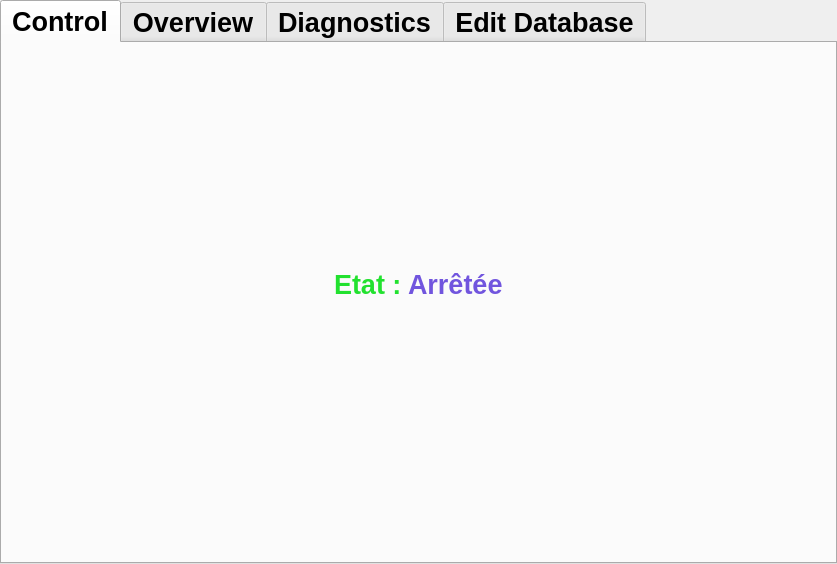
Qt form mainwindow.ui (Mekacher-Anis/Coil-Rolling-Machine-Raspberri-Pi-automation) before a commit.
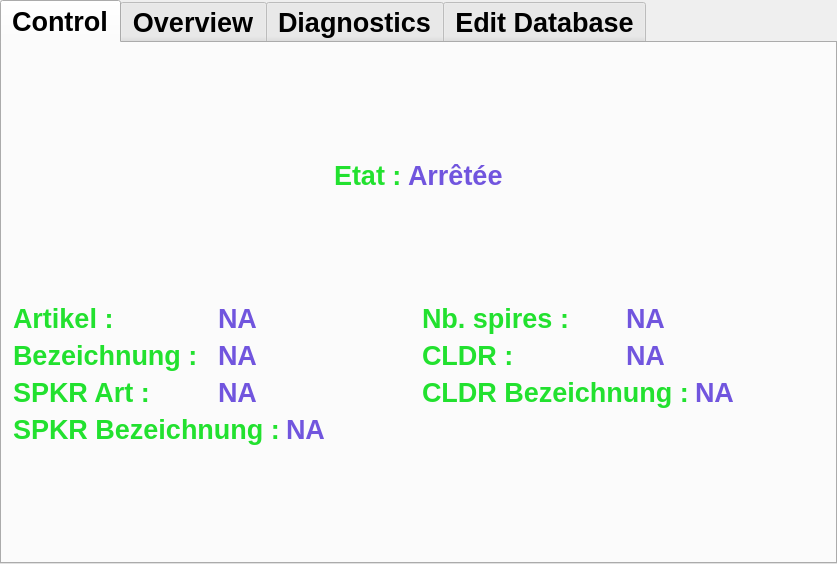
The same form after that commit.

Diff of the .ui file:
```diff
--- a/mainwindow.ui
+++ b/mainwindow.ui
@@ -59,18 +59,208 @@
         <string>Control</string>
        </attribute>
        <layout class="QGridLayout" name="gridLayout_5">
-        <item row="0" column="0">
-         <spacer name="verticalSpacer">
-          <property name="orientation">
-           <enum>Qt::Vertical</enum>
-          </property>
-          <property name="sizeHint" stdset="0">
-           <size>
-            <width>20</width>
-            <height>40</height>
-           </size>
-          </property>
-         </spacer>
+        <item row="4" column="0">
+         <layout class="QHBoxLayout" name="horizontalLayout_6">
+          <item>
+           <widget class="QLabel" name="label_10">
+            <property name="styleSheet">
+             <string notr="true">color : rgb(34, 225, 47);
+font-size : 27px;
+font-weight: bold;
+</string>
+            </property>
+            <property name="text">
+             <string>Bezeichnung :</string>
+            </property>
+           </widget>
+          </item>
+          <item>
+           <widget class="QLabel" name="articleInfo2">
+            <property name="styleSheet">
+             <string notr="true">color : rgb(113, 85, 222);
+font-size : 27px;
+font-weight: bold;</string>
+            </property>
+            <property name="text">
+             <string>NA</string>
+            </property>
+           </widget>
+          </item>
+         </layout>
+        </item>
+        <item row="4" column="1">
+         <layout class="QHBoxLayout" name="horizontalLayout_3">
+          <item>
+           <widget class="QLabel" name="label_15">
+            <property name="styleSheet">
+             <string notr="true">color : rgb(34, 225, 47);
+font-size : 27px;
+font-weight: bold;
+</string>
+            </property>
+            <property name="text">
+             <string>CLDR :</string>
+            </property>
+           </widget>
+          </item>
+          <item>
+           <widget class="QLabel" name="articleInfo6">
+            <property name="styleSheet">
+             <string notr="true">color : rgb(113, 85, 222);
+font-size : 27px;
+font-weight: bold;</string>
+            </property>
+            <property name="text">
+             <string>NA</string>
+            </property>
+           </widget>
+          </item>
+         </layout>
+        </item>
+        <item row="6" column="0">
+         <layout class="QHBoxLayout" name="horizontalLayout_8">
+          <item>
+           <widget class="QLabel" name="label_14">
+            <property name="styleSheet">
+             <string notr="true">color : rgb(34, 225, 47);
+font-size : 27px;
+font-weight: bold;
+</string>
+            </property>
+            <property name="text">
+             <string>SPKR Bezeichnung :</string>
+            </property>
+           </widget>
+          </item>
+          <item>
+           <widget class="QLabel" name="articleInfo4">
+            <property name="styleSheet">
+             <string notr="true">color : rgb(113, 85, 222);
+font-size : 27px;
+font-weight: bold;</string>
+            </property>
+            <property name="text">
+             <string>NA</string>
+            </property>
+           </widget>
+          </item>
+         </layout>
+        </item>
+        <item row="5" column="0">
+         <layout class="QHBoxLayout" name="horizontalLayout_7">
+          <item>
+           <widget class="QLabel" name="label_13">
+            <property name="styleSheet">
+             <string notr="true">color : rgb(34, 225, 47);
+font-size : 27px;
+font-weight: bold;
+</string>
+            </property>
+            <property name="text">
+             <string>SPKR Art :</string>
+            </property>
+           </widget>
+          </item>
+          <item>
+           <widget class="QLabel" name="articleInfo3">
+            <property name="styleSheet">
+             <string notr="true">color : rgb(113, 85, 222);
+font-size : 27px;
+font-weight: bold;</string>
+            </property>
+            <property name="text">
+             <string>NA</string>
+            </property>
+           </widget>
+          </item>
+         </layout>
+        </item>
+        <item row="3" column="1">
+         <layout class="QHBoxLayout" name="horizontalLayout_2">
+          <item>
+           <widget class="QLabel" name="label_17">
+            <property name="styleSheet">
+             <string notr="true">color : rgb(34, 225, 47);
+font-size : 27px;
+font-weight: bold;
+</string>
+            </property>
+            <property name="text">
+             <string>Nb. spires :</string>
+            </property>
+           </widget>
+          </item>
+          <item>
+           <widget class="QLabel" name="articleInfo5">
+            <property name="styleSheet">
+             <string notr="true">color : rgb(113, 85, 222);
+font-size : 27px;
+font-weight: bold;</string>
+            </property>
+            <property name="text">
+             <string>NA</string>
+            </property>
+           </widget>
+          </item>
+         </layout>
+        </item>
+        <item row="3" column="0">
+         <layout class="QHBoxLayout" name="horizontalLayout_5">
+          <item>
+           <widget class="QLabel" name="label_8">
+            <property name="styleSheet">
+             <string notr="true">color : rgb(34, 225, 47);
+font-size : 27px;
+font-weight: bold;
+</string>
+            </property>
+            <property name="text">
+             <string>Artikel :</string>
+            </property>
+           </widget>
+          </item>
+          <item>
+           <widget class="QLabel" name="articleInfo1">
+            <property name="styleSheet">
+             <string notr="true">color : rgb(113, 85, 222);
+font-size : 27px;
+font-weight: bold;</string>
+            </property>
+            <property name="text">
+             <string>NA</string>
+            </property>
+           </widget>
+          </item>
+         </layout>
+        </item>
+        <item row="5" column="1">
+         <layout class="QHBoxLayout" name="horizontalLayout_4">
+          <item>
+           <widget class="QLabel" name="label_16">
+            <property name="styleSheet">
+             <string notr="true">color : rgb(34, 225, 47);
+font-size : 27px;
+font-weight: bold;
+</string>
+            </property>
+            <property name="text">
+             <string>CLDR Bezeichnung :</string>
+            </property>
+           </widget>
+          </item>
+          <item>
+           <widget class="QLabel" name="articleInfo7">
+            <property name="styleSheet">
+             <string notr="true">color : rgb(113, 85, 222);
+font-size : 27px;
+font-weight: bold;</string>
+            </property>
+            <property name="text">
+             <string>NA</string>
+            </property>
+           </widget>
+          </item>
+         </layout>
         </item>
         <item row="1" column="0" colspan="2">
          <layout class="QHBoxLayout" name="horizontalLayout">
@@ -141,44 +331,20 @@
           </item>
          </layout>
         </item>
-        <item row="2" column="0" colspan="2">
-         <layout class="QHBoxLayout" name="horizontalLayout_3">
-          <item>
-           <spacer name="horizontalSpacer_6">
-            <property name="orientation">
-             <enum>Qt::Horizontal</enum>
-            </property>
-            <property name="sizeHint" stdset="0">
-             <size>
-              <width>40</width>
-              <height>20</height>
-             </size>
-            </property>
-           </spacer>
-          </item>
-          <item>
-           <widget class="QLabel" name="nbPie2">
-            <property name="text">
-             <string/>
-            </property>
-           </widget>
-          </item>
-          <item>
-           <spacer name="horizontalSpacer_7">
-            <property name="orientation">
-             <enum>Qt::Horizontal</enum>
-            </property>
-            <property name="sizeHint" stdset="0">
-             <size>
-              <width>40</width>
-              <height>20</height>
-             </size>
-            </property>
-           </spacer>
-          </item>
-         </layout>
+        <item row="2" column="0">
+         <spacer name="verticalSpacer">
+          <property name="orientation">
+           <enum>Qt::Vertical</enum>
+          </property>
+          <property name="sizeHint" stdset="0">
+           <size>
+            <width>20</width>
+            <height>40</height>
+           </size>
+          </property>
+         </spacer>
         </item>
-        <item row="3" column="1">
+        <item row="7" column="0">
          <spacer name="verticalSpacer_2">
           <property name="orientation">
            <enum>Qt::Vertical</enum>
@@ -191,6 +357,19 @@
           </property>
          </spacer>
         </item>
+        <item row="0" column="0">
+         <spacer name="verticalSpacer_3">
+          <property name="orientation">
+           <enum>Qt::Vertical</enum>
+          </property>
+          <property name="sizeHint" stdset="0">
+           <size>
+            <width>20</width>
+            <height>40</height>
+           </size>
+          </property>
+         </spacer>
+        </item>
        </layout>
       </widget>
       <widget class="QWidget" name="Overview">
```
